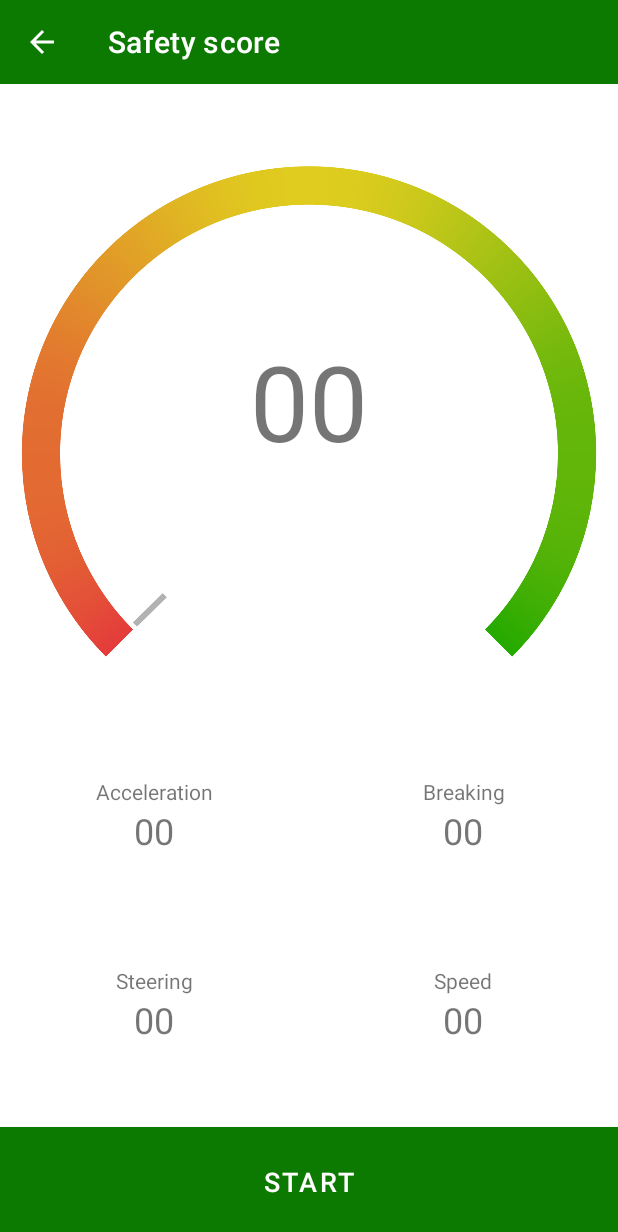
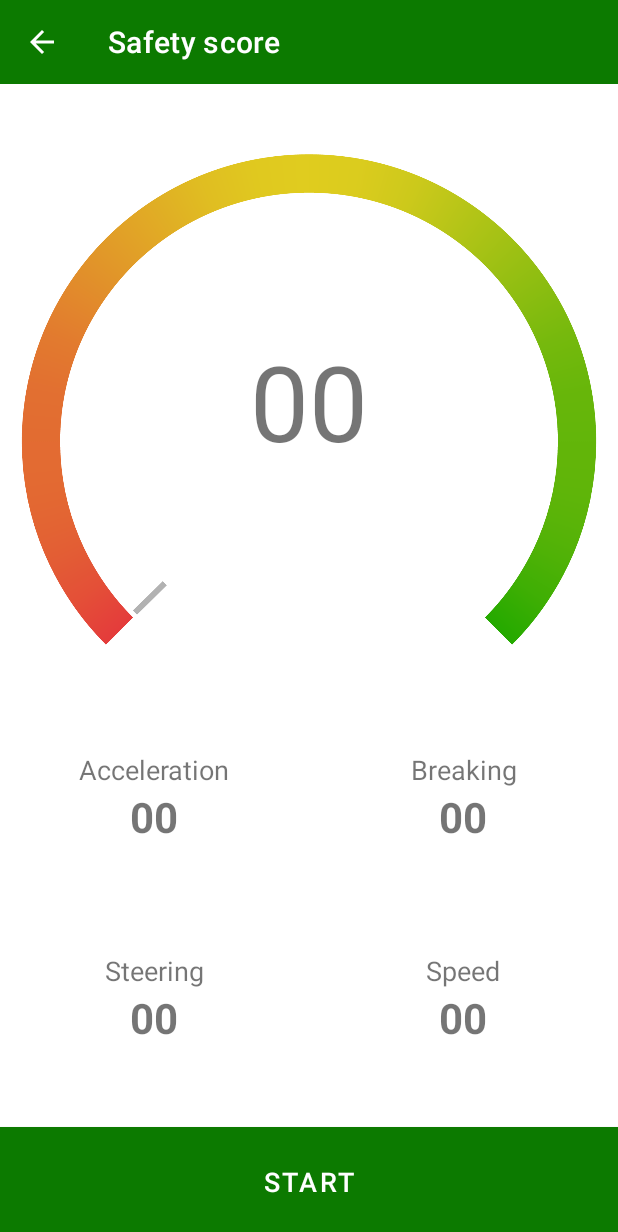
Before and after one commit to lovrovrazic/DriveSense, an Android app: the screen it shows after launch (DrivingActivity), after a tap on "GET SAFETY SCORE", on a phone screen of 412 x 824 dp. Shown: the top 1232 px of the screen. Run offline under Robolectric (Android 15) with nearby library versions, the phone set to English and light mode, and no system bars; libraries missing offline, so code that uses them is left out: com.aware, com.aware.providers, de.westnordost.osmapi, org.tensorflow.lite; 16 statements that could not run were skipped.

Commit message:
scores text tweaks

```diff
--- a/app/src/main/res/layout-land/activity_driving.xml
+++ b/app/src/main/res/layout-land/activity_driving.xml
@@ -84,7 +84,8 @@
                         android:layout_weight=".5"
                         android:gravity="bottom"
                         android:text="Acceleration"
-                        android:textAlignment="center" />
+                        android:textAlignment="center"
+                        android:textSize="18sp" />
 
                     <TextView
                         android:id="@+id/accelerationScore_textView"
@@ -93,7 +94,8 @@
                         android:layout_weight=".5"
                         android:text="00"
                         android:textAlignment="center"
-                        android:textSize="24dp" />
+                        android:textSize="28dp"
+                        android:textStyle="bold" />
                 </LinearLayout>
 
                 <LinearLayout
@@ -109,7 +111,8 @@
                         android:layout_weight=".5"
                         android:gravity="bottom"
                         android:text="Breaking"
-                        android:textAlignment="center" />
+                        android:textAlignment="center"
+                        android:textSize="18sp" />
 
                     <TextView
                         android:id="@+id/breakingScore_textView"
@@ -118,7 +121,8 @@
                         android:layout_weight=".5"
                         android:text="00"
                         android:textAlignment="center"
-                        android:textSize="24dp" />
+                        android:textSize="28dp"
+                        android:textStyle="bold" />
                 </LinearLayout>
 
             </LinearLayout>
@@ -142,7 +146,8 @@
                         android:layout_weight=".5"
                         android:gravity="bottom|center_vertical"
                         android:text="Steering"
-                        android:textAlignment="center" />
+                        android:textAlignment="center"
+                        android:textSize="18sp" />
 
                     <TextView
                         android:id="@+id/steeringScore_textView"
@@ -151,7 +156,8 @@
                         android:layout_weight=".5"
                         android:text="00"
                         android:textAlignment="center"
-                        android:textSize="24dp" />
+                        android:textSize="28dp"
+                        android:textStyle="bold" />
                 </LinearLayout>
 
                 <LinearLayout
@@ -167,7 +173,8 @@
                         android:layout_weight=".5"
                         android:gravity="bottom|center_vertical"
                         android:text="Speed"
-                        android:textAlignment="center" />
+                        android:textAlignment="center"
+                        android:textSize="18sp" />
 
                     <TextView
                         android:id="@+id/speedScore_textView"
@@ -176,7 +183,8 @@
                         android:layout_weight=".5"
                         android:text="00"
                         android:textAlignment="center"
-                        android:textSize="24dp" />
+                        android:textSize="28dp"
+                        android:textStyle="bold" />
                 </LinearLayout>
 
             </LinearLayout>
--- a/app/src/main/res/layout/activity_driving.xml
+++ b/app/src/main/res/layout/activity_driving.xml
@@ -85,7 +85,8 @@
                         android:layout_weight=".5"
                         android:gravity="bottom"
                         android:text="Acceleration"
-                        android:textAlignment="center" />
+                        android:textAlignment="center"
+                        android:textSize="18sp" />
 
                     <TextView
                         android:id="@+id/accelerationScore_textView"
@@ -94,7 +95,8 @@
                         android:layout_weight=".5"
                         android:text="00"
                         android:textAlignment="center"
-                        android:textSize="24dp" />
+                        android:textSize="28dp"
+                        android:textStyle="bold" />
                 </LinearLayout>
 
                 <LinearLayout
@@ -110,7 +112,8 @@
                         android:layout_weight=".5"
                         android:gravity="bottom"
                         android:text="Breaking"
-                        android:textAlignment="center" />
+                        android:textAlignment="center"
+                        android:textSize="18sp" />
 
                     <TextView
                         android:id="@+id/breakingScore_textView"
@@ -119,7 +122,8 @@
                         android:layout_weight=".5"
                         android:text="00"
                         android:textAlignment="center"
-                        android:textSize="24dp" />
+                        android:textSize="28dp"
+                        android:textStyle="bold" />
                 </LinearLayout>
 
             </LinearLayout>
@@ -143,7 +147,8 @@
                         android:layout_weight=".5"
                         android:gravity="bottom|center_vertical"
                         android:text="Steering"
-                        android:textAlignment="center" />
+                        android:textAlignment="center"
+                        android:textSize="18sp" />
 
                     <TextView
                         android:id="@+id/steeringScore_textView"
@@ -152,7 +157,8 @@
                         android:layout_weight=".5"
                         android:text="00"
                         android:textAlignment="center"
-                        android:textSize="24dp" />
+                        android:textSize="28dp"
+                        android:textStyle="bold" />
                 </LinearLayout>
 
                 <LinearLayout
@@ -168,7 +174,8 @@
                         android:layout_weight=".5"
                         android:gravity="bottom|center_vertical"
                         android:text="Speed"
-                        android:textAlignment="center" />
+                        android:textAlignment="center"
+                        android:textSize="18sp" />
 
                     <TextView
                         android:id="@+id/speedScore_textView"
@@ -177,7 +184,8 @@
                         android:layout_weight=".5"
                         android:text="00"
                         android:textAlignment="center"
-                        android:textSize="24dp" />
+                        android:textSize="28dp"
+                        android:textStyle="bold" />
                 </LinearLayout>
 
             </LinearLayout>
```
